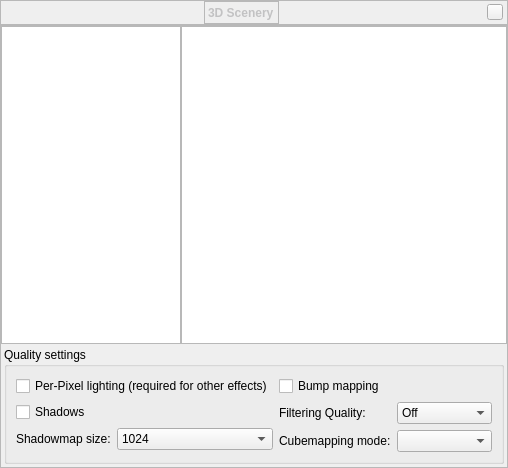
Above: plugins/Scenery3d/src/gui/scenery3dDialog.ui from 519984307/stellarium_src before the change. Below: the same form after it.
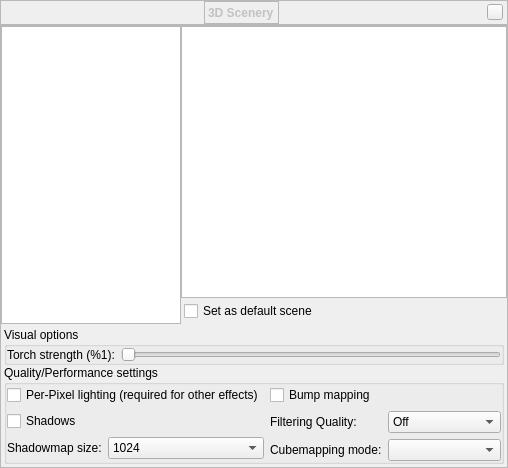
That is the form after the change. Custom widgets are drawn as their Qt base class.

Commit message: Settings are now automatically saved and restored. Torchlight strength can be set in GUI. Default scene can be set in GUI. It is automatically loaded if the "Toggle scene" button/action is pressed while no scene is loaded.

What changed in the file:
```diff
--- a/plugins/Scenery3d/src/gui/scenery3dDialog.ui
+++ b/plugins/Scenery3d/src/gui/scenery3dDialog.ui
@@ -299,7 +299,7 @@
              </property>
             </widget>
            </item>
-           <item row="0" column="0">
+           <item row="0" column="0" rowspan="2">
             <widget class="QListWidget" name="scenery3dListWidget">
              <property name="sizePolicy">
               <sizepolicy hsizetype="Preferred" vsizetype="Expanding">
@@ -327,6 +327,29 @@
              </property>
             </widget>
            </item>
+           <item row="1" column="1">
+            <layout class="QGridLayout" name="gridLayout_4">
+             <property name="leftMargin">
+              <number>3</number>
+             </property>
+             <property name="topMargin">
+              <number>3</number>
+             </property>
+             <property name="rightMargin">
+              <number>3</number>
+             </property>
+             <property name="bottomMargin">
+              <number>3</number>
+             </property>
+             <item row="0" column="0">
+              <widget class="QCheckBox" name="checkBoxDefaultScene">
+               <property name="text">
+                <string>Set as default scene</string>
+               </property>
+              </widget>
+             </item>
+            </layout>
+           </item>
           </layout>
          </item>
          <item row="3" column="2">
@@ -343,12 +366,62 @@
            <property name="bottomMargin">
             <number>3</number>
            </property>
+           <item>
+            <widget class="QGroupBox" name="groupBox_2">
+             <property name="title">
+              <string>Visual options</string>
+             </property>
+             <layout class="QFormLayout" name="formLayout_3">
+              <property name="leftMargin">
+               <number>0</number>
+              </property>
+              <property name="topMargin">
+               <number>0</number>
+              </property>
+              <property name="rightMargin">
+               <number>0</number>
+              </property>
+              <property name="bottomMargin">
+               <number>0</number>
+              </property>
+              <item row="0" column="1">
+               <widget class="QSlider" name="sliderTorchStrength">
+                <property name="maximum">
+                 <number>100</number>
+                </property>
+                <property name="orientation">
+                 <enum>Qt::Horizontal</enum>
+                </property>
+               </widget>
+              </item>
+              <item row="0" column="0">
+               <widget class="QLabel" name="labelTorchStrength">
+                <property name="text">
+                 <string>Torch strength (%1):</string>
+                </property>
+               </widget>
+              </item>
+             </layout>
+            </widget>
+           </item>
            <item>
             <widget class="QGroupBox" name="groupBox">
              <property name="title">
-              <string>Quality settings</string>
+              <string>Quality/Performance settings</string>
              </property>
              <layout class="QGridLayout" name="gridLayout">
+              <property name="leftMargin">
+               <number>0</number>
+              </property>
+              <property name="topMargin">
+               <number>0</number>
+              </property>
+              <property name="rightMargin">
+               <number>0</number>
+              </property>
+              <property name="bottomMargin">
+               <number>0</number>
+              </property>
               <item row="6" column="0" colspan="2">
                <layout class="QHBoxLayout" name="horizontalLayout">
                 <item>
```
The commit also changes 7 other files.
